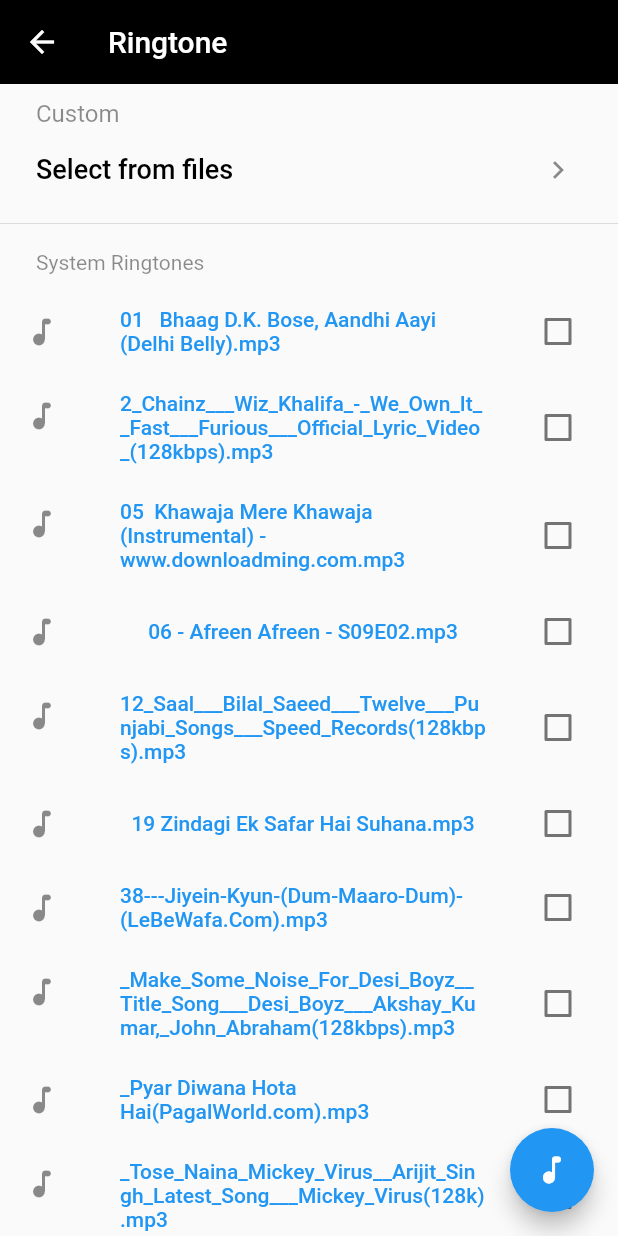
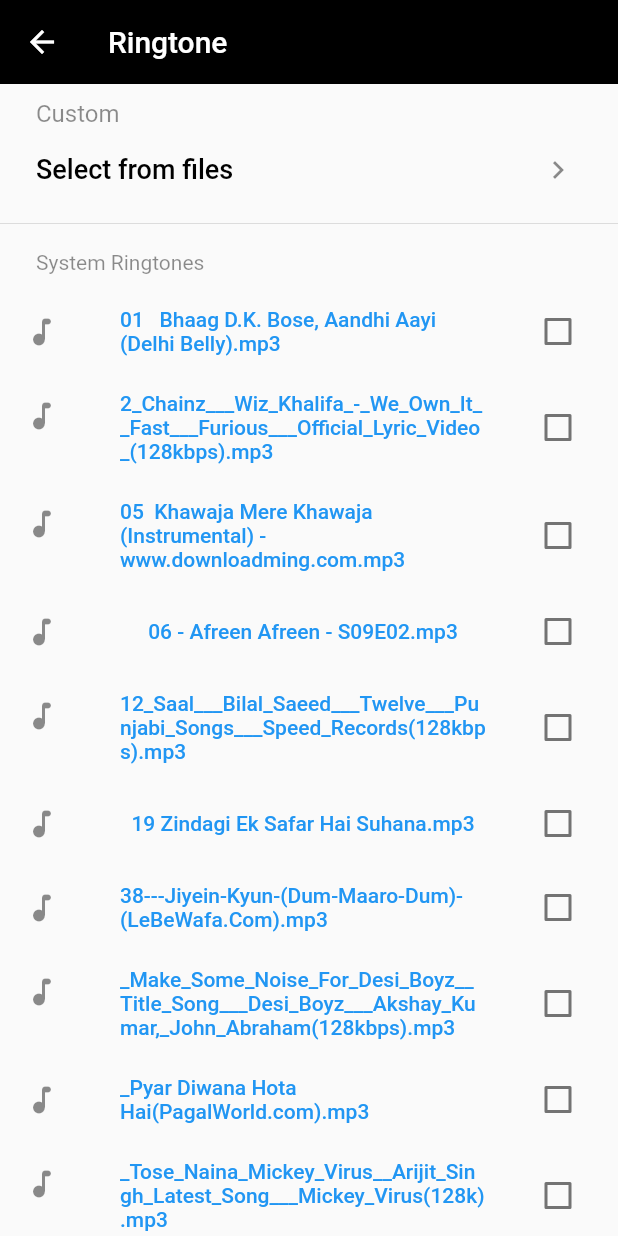
Before and after one commit to shadan1234/clock, a Flutter app: the Music_Page screen opened by its route, after a tap on "Select from files", on a phone screen of 412 x 824 dp. Run offline on Flutter 3.47's test engine with Material 2 defaults, Android fonts, the phone set to English and light mode, and no system bars; our stand-ins replace audioplayers, file_picker, flutter_local_notifications, timezone.

Commit message:
added FAB

```diff
--- a/lib/alarm/things_to_be_diplayed.dart
+++ b/lib/alarm/things_to_be_diplayed.dart
@@ -57,7 +57,7 @@ class _ThingsState extends State<Things> {
         ((hours_copy - currentHour) * 60 + (widget.minutes - currentMinute)) *
             60 *
             1000;
-
+print(delayInMilliseconds);
     return delayInMilliseconds;
   }
 
@@ -77,7 +77,7 @@ class _ThingsState extends State<Things> {
               paths = paths.substring(0, paths.length - 1);
               await audioPlayer.play(DeviceFileSource(paths));
             }
-            else {
+            else if(paths[paths.length-1]=='d'){
               paths = paths.substring(0, paths.length - 1);
             }
           }
--- a/lib/components/button_functions.dart
+++ b/lib/components/button_functions.dart
@@ -3,6 +3,7 @@ import 'package:file_picker/file_picker.dart';
 class Button_functions
 {
    String? path;
+   // bool fabvisible=false;
   Future<String?> onPress() async {
     FilePickerResult? result = await FilePicker.platform.pickFiles();
 
@@ -17,11 +18,16 @@ class Button_functions
       }
     } else {
       // User canceled the picker or no file was selected
-      path = 'Luke-Bergs-Bliss.mp3';
+      path = null;
     }
     // Source source=path as Source;
 
     // await audioPlayer.play(DeviceFileSource(path!));
+    // setState(() {
+    //   if(path!=null)
+    //     fabvisible=true;
+    // });
+    print(path);
     return path;
   }
 }
--- a/lib/music_dir/music_page.dart
+++ b/lib/music_dir/music_page.dart
@@ -16,15 +16,42 @@ class _Music_PageState extends State<Music_Page> {
   String? selectedMusicText;
 
   AudioPlayer audioPlayer = AudioPlayer();
+  bool fabvisible = false;
+  void updateFabVisibility(String? newPath) {
+    setState(() {
+      fabvisible = newPath != null;
+    });
+  }
 
   @override
   Widget build(BuildContext context) {
     return Scaffold(
-      floatingActionButton: FloatingActionButton(
-        child: Icon(Icons.music_note_rounded),
-        onPressed: () async{
-          path=await Button_functions().onPress() ;
-        }
+      //TODO as soon as the user selects a song it should appear
+      floatingActionButton: Visibility(
+        visible: fabvisible,
+        child: FloatingActionButton(
+            backgroundColor: Colors.white,
+            child: Icon(
+              Icons.check,
+              color: Colors.black,
+            ),
+            // child: Icon(Icons),
+
+            onPressed: () async {
+              audioPlayer.stop();
+              if (selectedMusicText != null) {
+                path = (selectedMusicText! + 'd');
+              } else if (selectedMusicText == null && path != null) {
+                path = (path! + 'c');
+              } else {
+                path = null;
+              }
+
+              // print('ye hai path from musicpage $path');
+
+              print('ye hai path from musicpage fab $path');
+              Navigator.pop(context, path);
+            }),
       ),
       appBar: AppBar(
         leading: IconButton(
@@ -32,14 +59,13 @@ class _Music_PageState extends State<Music_Page> {
               audioPlayer.stop();
               if (selectedMusicText != null) {
                 path = (selectedMusicText! + 'd');
-              } else if(selectedMusicText==null && path!=null)
-               { path = (path! + 'c')!;
+              } else if (selectedMusicText == null && path != null) {
+                path = (path! + 'c')!;
+              } else {
+                path = null;
               }
-              else
-                {path=null;}
 
-
-          print('ye hai path from musicpage $path');
+              print('ye hai path from musicpage $path');
               Navigator.pop(context, path);
             },
             icon: Icon(
@@ -69,12 +95,20 @@ class _Music_PageState extends State<Music_Page> {
                 // SizedBox(height: 15,),
                 ListTile(
                   leading: TextButton(
-                    child: Text('Select from files',
-                        style: TextStyle(color: Colors.black, fontSize: 18)),
-                    onPressed: Button_functions().onPress,
-                  ),
+                      child: Text('Select from files',
+                          style: TextStyle(color: Colors.black, fontSize: 18)),
+                      // onPressed: Button_functions().onPress,
+                      onPressed: () async {
+                        String? newPath = await Button_functions().onPress();
+                        updateFabVisibility(newPath);
+                        path=newPath;
+                      }),
                   trailing: IconButton(
-                    onPressed: Button_functions().onPress,
+                    onPressed: () async {
+                      String? newPath = await Button_functions().onPress();
+                      updateFabVisibility(newPath);
+                      path=newPath;
+                    },
                     icon: Icon(Icons.navigate_next),
                   ),
                 )
@@ -103,14 +137,15 @@ class _Music_PageState extends State<Music_Page> {
                     checkbox: (checkboxState) {
                       musiclist.update(music);
 
-
                       if (checkboxState) {
                         setState(() {
                           selectedMusicText = music.text;
+                          updateFabVisibility(selectedMusicText);
                         });
                       } else {
                         setState(() {
                           selectedMusicText = null;
+                          updateFabVisibility(null);
                         });
                       }
                     },
```
